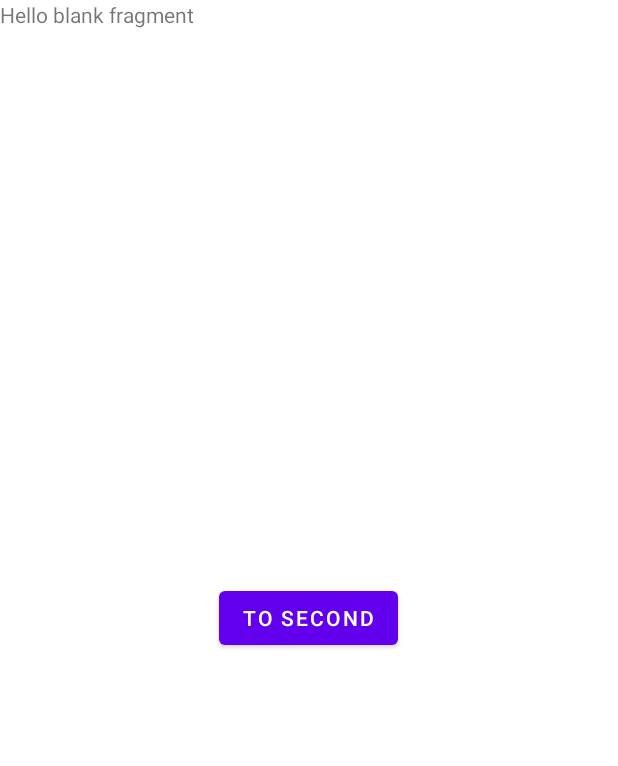
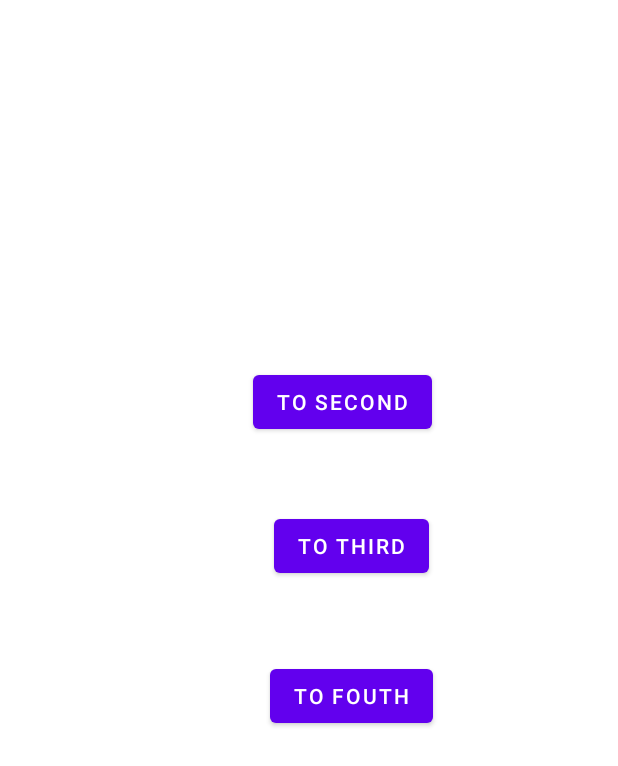
Before and after one commit to jiaoery/MyAndroidKotlin, an Android app: the MainFragment screen opened directly, with no data from a screen before it, on a phone screen of 412 x 824 dp. Shown: the top 766 px of the screen. Run offline under Robolectric (Android 15) with nearby library versions, the phone set to English and light mode, and no system bars; our stand-ins replace data binding; 3 statements that could not run were skipped.

Commit message:
navigation 导航页

```diff
--- a/app/src/main/java/com/example/myandroidkotlin/navigation/MainFragment.kt
+++ b/app/src/main/java/com/example/myandroidkotlin/navigation/MainFragment.kt
@@ -5,7 +5,9 @@ import android.view.LayoutInflater
 import android.view.View
 import android.view.ViewGroup
 import androidx.fragment.app.Fragment
+import androidx.lifecycle.Observer
 import androidx.navigation.Navigation
+import androidx.navigation.fragment.NavHostFragment.findNavController
 import com.example.myandroidkotlin.R
 import com.example.myandroidkotlin.databinding.FragmentMainBinding
 
@@ -20,17 +22,6 @@ private const val ARG_PARAM2 = "param2"
  * create an instance of this fragment.
  */
 class MainFragment : Fragment() {
-    // TODO: Rename and change types of parameters
-    private var param1: String? = null
-    private var param2: String? = null
-
-    override fun onCreate(savedInstanceState: Bundle?) {
-        super.onCreate(savedInstanceState)
-        arguments?.let {
-            param1 = it.getString(ARG_PARAM1)
-            param2 = it.getString(ARG_PARAM2)
-        }
-    }
 
     private lateinit var binding:FragmentMainBinding
 
@@ -44,29 +35,35 @@ class MainFragment : Fragment() {
             //两种方法均可
             val bundle =
                 MainFragmentArgs.Builder().setUserName("Michael").setAge(30).build().toBundle()
-//            Navigation.createNavigateOnClickListener(R.id.action_mainFragment_to_secondFragment,bundle).onClick(view)
             Navigation.findNavController(it).navigate(R.id.action_mainFragment_to_secondFragment,bundle)
         }
+
+        binding.btnToThirdFragment.setOnClickListener {
+            //两种方法均可
+            val bundle =
+                MainFragmentArgs.Builder().setUserName("Nick").setAge(28).build().toBundle()
+            findNavController(this).navigate(R.id.action_mainFragment_to_thirdFragment,bundle)
+        }
+
+        binding.btnToFourthFragment.setOnClickListener {
+            //两种方法均可
+            val bundle =
+                MainFragmentArgs.Builder().setUserName("York").setAge(24).build().toBundle()
+            Navigation.findNavController(it).navigate(R.id.action_mainFragment_to_thirdFragment,bundle)
+        }
+
+        //Observe the result to be set by Fragment B in the stateHandle of the currentBackStackEntry
+        val currentBackStackEntry = findNavController(this).currentBackStackEntry
+        val savedStateHandle = currentBackStackEntry?.savedStateHandle
+        savedStateHandle?.getLiveData<String>(RESULT_FROM_FRAGMENT)
+            ?.observe(currentBackStackEntry, Observer { result ->
+                binding.tvResult.text = result
+            })
         return binding.root
     }
 
     companion object {
-        /**
-         * Use this factory method to create a new instance of
-         * this fragment using the provided parameters.
-         *
-         * @param param1 Parameter 1.
-         * @param param2 Parameter 2.
-         * @return A new instance of fragment MainFragment.
-         */
-        // TODO: Rename and change types and number of parameters
-        @JvmStatic
-        fun newInstance(param1: String, param2: String) =
-            MainFragment().apply {
-                arguments = Bundle().apply {
-                    putString(ARG_PARAM1, param1)
-                    putString(ARG_PARAM2, param2)
-                }
-            }
+        const val RESULT_FROM_FRAGMENT = "RESULT_FROM_FRAGMENT"
     }
+
 }
--- a/app/src/main/res/layout/fragment_main.xml
+++ b/app/src/main/res/layout/fragment_main.xml
@@ -1,26 +1,58 @@
 <?xml version="1.0" encoding="utf-8"?>
 <layout xmlns:android="http://schemas.android.com/apk/res/android"
+    xmlns:app="http://schemas.android.com/apk/res-auto"
     xmlns:tools="http://schemas.android.com/tools">
 
-    <FrameLayout
+    <androidx.constraintlayout.widget.ConstraintLayout
         android:layout_width="match_parent"
         android:layout_height="match_parent"
         tools:context=".navigation.MainFragment">
 
-        <!-- TODO: Update blank fragment layout -->
-        <TextView
-            android:layout_width="match_parent"
-            android:layout_height="match_parent"
-            android:text="@string/hello_blank_fragment" />
 
         <Button
             android:id="@+id/btnToSecondFragment"
-            android:layout_gravity="center"
             android:layout_width="wrap_content"
             android:layout_height="wrap_content"
+            android:layout_gravity="center"
+            android:layout_marginTop="244dp"
+            android:text="To Second"
             android:textAllCaps="true"
-            android:text="To Second" />
+            app:layout_constraintEnd_toEndOf="parent"
+            app:layout_constraintHorizontal_bias="0.576"
+            app:layout_constraintStart_toStartOf="parent"
+            app:layout_constraintTop_toTopOf="parent" />
 
-    </FrameLayout>
+        <Button
+            android:id="@+id/btnToThirdFragment"
+            android:layout_width="wrap_content"
+            android:layout_height="wrap_content"
+            android:layout_marginTop="48dp"
+            android:text="To Third"
+            app:layout_constraintEnd_toEndOf="@+id/btnToSecondFragment"
+            app:layout_constraintHorizontal_bias="0.875"
+            app:layout_constraintStart_toStartOf="@+id/btnToSecondFragment"
+            app:layout_constraintTop_toBottomOf="@+id/btnToSecondFragment" />
+
+        <Button
+            android:id="@+id/btnToFourthFragment"
+            android:layout_width="wrap_content"
+            android:layout_height="wrap_content"
+            android:layout_marginTop="52dp"
+            android:text="To Fouth"
+            app:layout_constraintEnd_toEndOf="@+id/btnToThirdFragment"
+            app:layout_constraintStart_toStartOf="@+id/btnToThirdFragment"
+            app:layout_constraintTop_toBottomOf="@+id/btnToThirdFragment" />
+
+        <TextView
+            android:id="@+id/tv_result"
+            android:layout_width="wrap_content"
+            android:layout_height="wrap_content"
+            android:layout_marginTop="40dp"
+            app:layout_constraintEnd_toEndOf="parent"
+            app:layout_constraintHorizontal_bias="0.569"
+            app:layout_constraintStart_toStartOf="parent"
+            app:layout_constraintTop_toBottomOf="@+id/btnToFourthFragment" />
+
+    </androidx.constraintlayout.widget.ConstraintLayout>
 
 </layout>
--- a/app/src/main/res/navigation/nav_gragh.xml
+++ b/app/src/main/res/navigation/nav_gragh.xml
@@ -29,10 +29,24 @@
             android:name="age"
             app:argType="integer"
             android:defaultValue="0"/>
+        <action
+            android:id="@+id/action_mainFragment_to_thirdFragment"
+            app:destination="@id/thirdFragment" />
+        <action
+            android:id="@+id/action_mainFragment_to_fourthFragment"
+            app:destination="@id/fourthFragment" />
     </fragment>
     <fragment
         android:id="@+id/secondFragment"
         android:name="com.example.myandroidkotlin.navigation.SecondFragment"
         android:label="fragment_second"
         tools:layout="@layout/fragment_second" />
+    <fragment
+        android:id="@+id/thirdFragment"
+        android:name="com.example.myandroidkotlin.navigation.ThirdFragment"
+        android:label="ThirdFragment" />
+    <fragment
+        android:id="@+id/fourthFragment"
+        android:name="com.example.myandroidkotlin.navigation.FourthFragment"
+        android:label="FourthFragment" />
 </navigation>
```
Also changed, not shown: app/src/main/java/com/example/myandroidkotlin/navigation/FourthFragment.kt (added, +46 -0 lines), app/src/main/java/com/example/myandroidkotlin/navigation/ThirdFragment.kt (added, +57 -0 lines), app/src/main/res/layout/fragment_third.xml (added, +37 -0 lines).
